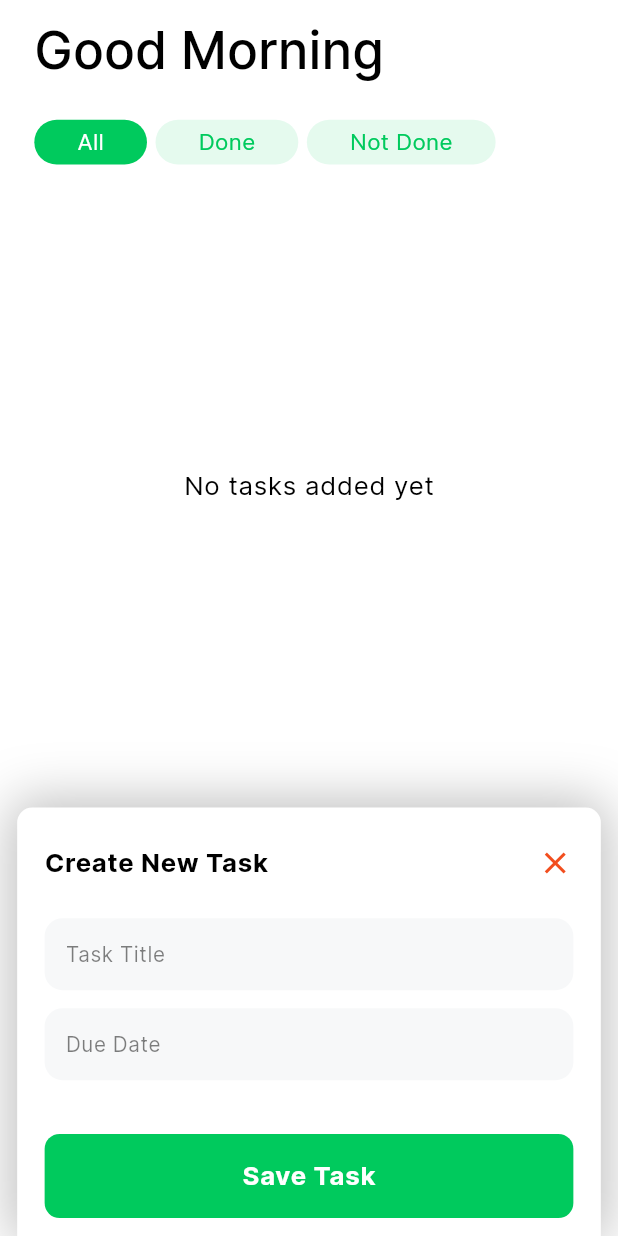
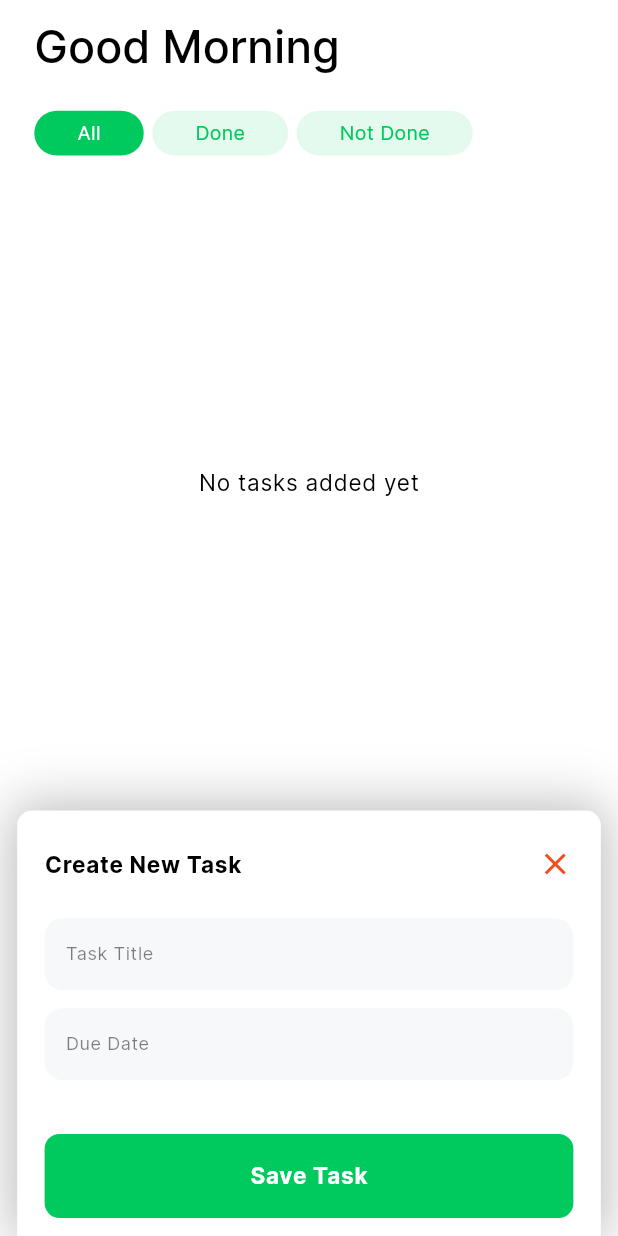
Before and after one commit to MoAdelDev/task_app, a Flutter app: the screen it shows after launch, after a tap on "Create Task", on a phone screen of 412 x 824 dp. Run offline on Flutter 3.47's test engine with Material 3 defaults, Android fonts, the phone set to English and light mode, and no system bars; our stand-ins replace animate_do, bloc, cloud_firestore, connectivity_plus, firebase_core, flutter_bloc and 7 more; accounts and stored records are empty.

Commit message:
- Updated Ui for windows and Mac OS

```diff
--- a/lib/core/style/theme_manager.dart
+++ b/lib/core/style/theme_manager.dart
@@ -1,5 +1,4 @@
 import 'package:flutter/material.dart';
-import 'package:flutter_screenutil/flutter_screenutil.dart';
 import 'package:task_app/core/style/color_manager.dart';
 import 'package:task_app/core/style/font_weight_helper.dart';
 
@@ -21,102 +20,102 @@ class ThemeManager {
           outlineVariant: ColorLightManager.grey,
           shadow: ColorLightManager.shadowColor,
         ),
-        appBarTheme: AppBarTheme(
+        appBarTheme: const AppBarTheme(
           backgroundColor: ColorLightManager.background,
           foregroundColor: ColorLightManager.onBackground,
           surfaceTintColor: ColorLightManager.background,
           centerTitle: false,
           elevation: 0,
-          iconTheme: const IconThemeData(
+          iconTheme: IconThemeData(
             color: ColorLightManager.onBackground,
           ),
-          actionsIconTheme: const IconThemeData(
+          actionsIconTheme: IconThemeData(
             color: ColorLightManager.onBackground,
             size: 35,
           ),
           titleTextStyle: TextStyle(
             color: ColorLightManager.onBackground,
             fontWeight: FontWeightHelper.bold,
-            fontSize: 20.sp,
+            fontSize: 20,
           ),
         ),
         scaffoldBackgroundColor: ColorLightManager.background,
         fontFamily: 'Inter',
-        textTheme: TextTheme(
+        textTheme: const TextTheme(
           titleLarge: TextStyle(
             color: ColorLightManager.onBackground,
             fontWeight: FontWeightHelper.bold,
-            fontSize: 30.sp,
+            fontSize: 30,
           ),
           titleMedium: TextStyle(
             color: ColorLightManager.onBackground,
             fontWeight: FontWeightHelper.bold,
-            fontSize: 26.sp,
+            fontSize: 26,
           ),
           titleSmall: TextStyle(
             color: ColorLightManager.onBackground,
             fontWeight: FontWeightHelper.bold,
-            fontSize: 20.sp,
+            fontSize: 20,
           ),
           bodyLarge: TextStyle(
             color: ColorLightManager.onBackground,
             fontWeight: FontWeightHelper.regular,
-            fontSize: 15.sp,
+            fontSize: 15,
           ),
           bodyMedium: TextStyle(
             color: ColorLightManager.onBackground,
             fontWeight: FontWeightHelper.regular,
-            fontSize: 13.sp,
+            fontSize: 13,
           ),
           bodySmall: TextStyle(
             color: ColorLightManager.onBackground,
             fontWeight: FontWeightHelper.regular,
-            fontSize: 12.sp,
+            fontSize: 12,
           ),
           labelLarge: TextStyle(
             color: ColorLightManager.onBackground,
             fontWeight: FontWeightHelper.regular,
-            fontSize: 16.sp,
+            fontSize: 16,
           ),
           labelMedium: TextStyle(
             color: ColorLightManager.onBackground,
             fontWeight: FontWeightHelper.regular,
-            fontSize: 14.sp,
+            fontSize: 14,
           ),
           labelSmall: TextStyle(
             color: ColorLightManager.onBackground,
             fontWeight: FontWeightHelper.regular,
-            fontSize: 12.sp,
+            fontSize: 12,
           ),
           displayLarge: TextStyle(
             color: ColorLightManager.onBackground,
             fontWeight: FontWeightHelper.bold,
-            fontSize: 40.sp,
+            fontSize: 40,
           ),
           displayMedium: TextStyle(
             color: ColorLightManager.onBackground,
             fontWeight: FontWeightHelper.bold,
-            fontSize: 32.sp,
+            fontSize: 32,
           ),
           displaySmall: TextStyle(
             color: ColorLightManager.onBackground,
             fontWeight: FontWeightHelper.bold,
-            fontSize: 24.sp,
+            fontSize: 24,
           ),
           headlineLarge: TextStyle(
             color: ColorLightManager.onBackground,
             fontWeight: FontWeightHelper.bold,
-            fontSize: 32.sp,
+            fontSize: 32,
           ),
           headlineMedium: TextStyle(
             color: ColorLightManager.onBackground,
             fontWeight: FontWeightHelper.bold,
-            fontSize: 24.sp,
+            fontSize: 24,
           ),
           headlineSmall: TextStyle(
             color: ColorLightManager.onBackground,
             fontWeight: FontWeightHelper.bold,
-            fontSize: 20.sp,
+            fontSize: 20,
           ),
         ),
       );
--- a/lib/core/sync/services/connection_service.dart
+++ b/lib/core/sync/services/connection_service.dart
@@ -5,6 +5,6 @@ class ConnectivityService {
 
   Future<bool> hasConnection() async {
     var connectivityResult = await Connectivity().checkConnectivity();
-    return connectivityResult.contains(ConnectivityResult.none);
+    return !connectivityResult.contains(ConnectivityResult.none);
   }
 }
--- a/lib/core/widgets/custom_tap.dart
+++ b/lib/core/widgets/custom_tap.dart
@@ -1,7 +1,7 @@
 import 'package:flutter/material.dart';
 
 class CustomTap extends StatelessWidget {
-  final VoidCallback onTap;
+  final VoidCallback? onTap;
   final Widget child;
   const CustomTap({
     super.key,
--- a/lib/features/home/logic/cubit/home_cubit.dart
+++ b/lib/features/home/logic/cubit/home_cubit.dart
@@ -4,6 +4,7 @@ import 'package:bloc/bloc.dart';
 import 'package:flutter/material.dart';
 import 'package:freezed_annotation/freezed_annotation.dart';
 import 'package:intl/intl.dart';
+import 'package:task_app/core/helpers/platforms.dart';
 import 'package:task_app/core/sync/services/sync_service.dart';
 import 'package:task_app/features/home/data/models/filter_model.dart';
 import 'package:task_app/features/home/data/models/task_model.dart';
@@ -56,7 +57,9 @@ class HomeCubit extends Cubit<HomeState> {
       taskTitleController.text = allTasks[index].title;
       dueDateController.text = allTasks[index].dueDate;
     }
-    isCreateTaskFormHidden = isHide;
+    if (isMobile) {
+      isCreateTaskFormHidden = isHide;
+    }
     emit(HomeState.changeCreateTaskState(isHide));
   }
 
@@ -167,7 +170,6 @@ class HomeCubit extends Cubit<HomeState> {
       ),
       taskIndexWhichUpdate!,
     );
-
     result.when(
       success: (data) =>
           _emitUpdateTaskStatusSuccessState(data, taskIndexWhichUpdate!),
--- a/lib/features/home/ui/widgets/create_task_submit.dart
+++ b/lib/features/home/ui/widgets/create_task_submit.dart
@@ -1,8 +1,12 @@
 import 'package:flutter/material.dart';
 import 'package:flutter_bloc/flutter_bloc.dart';
+import 'package:task_app/core/helpers/extensions.dart';
+import 'package:task_app/core/helpers/platforms.dart';
+import 'package:task_app/core/helpers/spacing.dart';
 import 'package:task_app/core/helpers/toasts.dart';
 import 'package:task_app/core/widgets/custom_button.dart';
 import 'package:task_app/features/home/logic/cubit/home_cubit.dart';
+import 'package:task_app/features/home/ui/widgets/create_task_form.dart';
 
 class CreateTaskSubmit extends StatelessWidget {
   const CreateTaskSubmit({super.key});
@@ -13,12 +17,15 @@ class CreateTaskSubmit extends StatelessWidget {
       listener: (context, state) {
         state.whenOrNull(
           createTaskSuccess: (task) {
+            if (isDesktop) context.pop();
             showToast('Task added successfully');
           },
           createTaskFailure: (message) {
             showToast('Failed to add task. try again', isError: true);
           },
           updateTasksSuccess: (task) {
+            if (isDesktop) context.pop();
+
             showToast('Task updated successfully');
           },
           updateTasksFailure: (message) {
@@ -28,8 +35,68 @@ class CreateTaskSubmit extends StatelessWidget {
       },
       builder: (context, state) {
         HomeCubit cubit = context.read();
+        if (isMobile) {
           return CustomButton(
+            onPressed: () => _onPressed(cubit, context),
+            label: cubit.isCreateTaskFormHidden
+                ? 'Create Task'
+                : cubit.isEdit
+                    ? 'Edit Task'
+                    : 'Save Task',
+            isLoading: cubit.isLoading,
+          );
+        }
+        return IconButton(
+          onPressed: () => _onPressed(cubit, context),
+          style: ButtonStyle(
+              backgroundColor: WidgetStatePropertyAll(
+                context.colorScheme.primary,
+              ),
+              shape: WidgetStatePropertyAll(
+                RoundedRectangleBorder(
+                  borderRadius: BorderRadius.circular(10),
+                ),
+              )),
+          icon: const Icon(
+            Icons.add,
+            size: 30,
+            color: Colors.white,
+          ),
+        );
+      },
+    );
+  }
+
+  void _onPressed(HomeCubit cubit, BuildContext context) {
+    if (isDesktop) {
+      showDialog(
+        context: context,
+        builder: (_) {
+          return BlocProvider.value(
+            value: context.read<HomeCubit>(),
+            child: AlertDialog(
+              content: Column(
+                mainAxisSize: MainAxisSize.min,
+                children: [
+                  const CreateTaskForm(),
+                  verticalSpace(10),
+                  CustomButton(
                     onPressed: () {
+                      if (cubit.isEdit) {
+                        cubit.emitUpdateTaskState();
+                      } else {
+                        cubit.emitSaveTaskState();
+                      }
+                    },
+                    label: cubit.isEdit ? 'Edit Task' : 'Save Task',
+                  ),
+                ],
+              ),
+            ),
+          );
+        },
+      );
+    } else {
       if (cubit.isCreateTaskFormHidden) {
         cubit.emitChangeCreateTaskState(false);
       } else if (cubit.isEdit) {
@@ -37,15 +104,6 @@ class CreateTaskSubmit extends StatelessWidget {
       } else {
         cubit.emitSaveTaskState();
       }
-          },
-          label: cubit.isCreateTaskFormHidden
-              ? 'Create Task'
-              : cubit.isEdit
-                  ? 'Edit Task'
-                  : 'Save Task',
-          isLoading: cubit.isLoading,
-        );
-      },
-    );
     }
   }
+}
--- a/lib/features/home/ui/widgets/home_body.dart
+++ b/lib/features/home/ui/widgets/home_body.dart
@@ -1,6 +1,7 @@
 import 'package:flutter/material.dart';
 import 'package:flutter_bloc/flutter_bloc.dart';
 import 'package:flutter_screenutil/flutter_screenutil.dart';
+import 'package:task_app/core/helpers/platforms.dart';
 import 'package:task_app/core/helpers/spacing.dart';
 import 'package:task_app/core/widgets/custom_tap.dart';
 import 'package:task_app/features/home/logic/cubit/home_cubit.dart';
@@ -24,20 +25,38 @@ class HomeBody extends StatelessWidget {
         children: [
           Expanded(
             child: CustomTap(
-              onTap: () {
+              onTap: isDesktop
+                  ? null
+                  : () {
                       // Hide create task form
                       if (!context.read<HomeCubit>().isCreateTaskFormHidden) {
-                  context.read<HomeCubit>().emitChangeCreateTaskState(true);
+                        context
+                            .read<HomeCubit>()
+                            .emitChangeCreateTaskState(true);
                       }
                     },
               child: Padding(
                 padding: EdgeInsets.symmetric(horizontal: 10.w),
+                child: Column(
+                  children: [
+                    Row(
+                      children: [
+                        Expanded(
                           child: Column(
                             crossAxisAlignment: CrossAxisAlignment.start,
                             children: [
                               const HomeWelcomeText(),
                               verticalSpace(20),
                               const HomeFilters(),
+                            ],
+                          ),
+                        ),
+                        if (isDesktop) ...[
+                          horizontalSpace(10),
+                          const CreateTaskButtonWithForm(),
+                        ],
+                      ],
+                    ),
                     verticalSpace(10),
                     const Expanded(
                       child: HomeTasksList(),
@@ -47,8 +66,10 @@ class HomeBody extends StatelessWidget {
               ),
             ),
           ),
+          if (isMobile) ...[
             verticalSpace(10),
             const CreateTaskButtonWithForm(),
+          ],
         ],
       ),
     );
--- a/lib/features/home/ui/widgets/home_task_tile.dart
+++ b/lib/features/home/ui/widgets/home_task_tile.dart
@@ -40,6 +40,7 @@ class HomeTaskTile extends StatelessWidget {
             vertical: 16.h,
           ),
           child: Row(
+            mainAxisSize: MainAxisSize.min,
             children: [
               Expanded(
                 child: TaskTitleAndDueDateText(
--- a/lib/features/home/ui/widgets/task_done_icon.dart
+++ b/lib/features/home/ui/widgets/task_done_icon.dart
@@ -20,7 +20,7 @@ class TaskDoneIcon extends StatelessWidget {
         Positioned(
           top: -6.h,
           bottom: 0,
-          right: -5.w,
+          right: -5,
           child: Icon(
             Icons.check,
             color: isDone
```
Also changed, not shown: lib/features/home/ui/widgets/create_task_form.dart (+6 -1 lines), lib/features/home/ui/widgets/home_tasks_list.dart (+44 -0 lines), lib/features/home/ui/widgets/task_options_bottom_sheet.dart (+42 -1 lines), 4 other files. Lines whose indentation alone changed are shown as unchanged.
